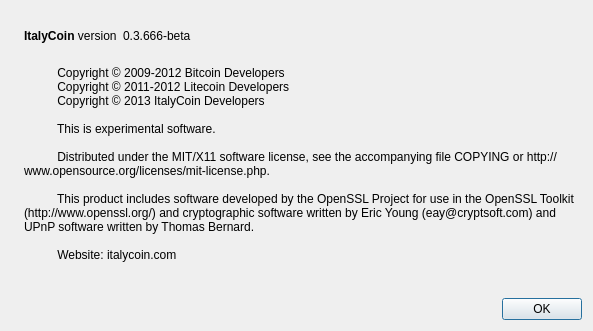
Qt form src/qt/forms/aboutdialog.ui (corryl/ItalyCoin) before a commit.
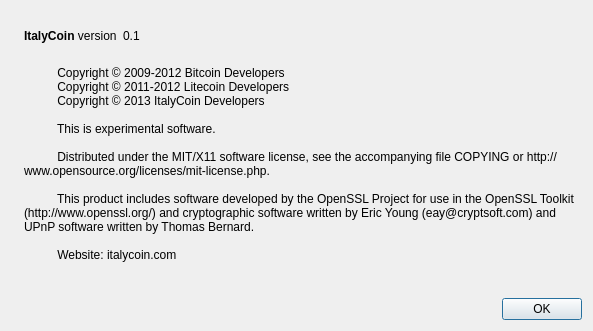
The same form after that commit. Icons and pictures are not drawn.

What changed in the file:
```diff
--- a/src/qt/forms/aboutdialog.ui
+++ b/src/qt/forms/aboutdialog.ui
@@ -63,7 +63,7 @@
           <cursorShape>IBeamCursor</cursorShape>
          </property>
          <property name="text">
-          <string notr="true">0.3.666-beta</string>
+          <string notr="true">0.1</string>
          </property>
          <property name="textFormat">
           <enum>Qt::RichText</enum>
```
